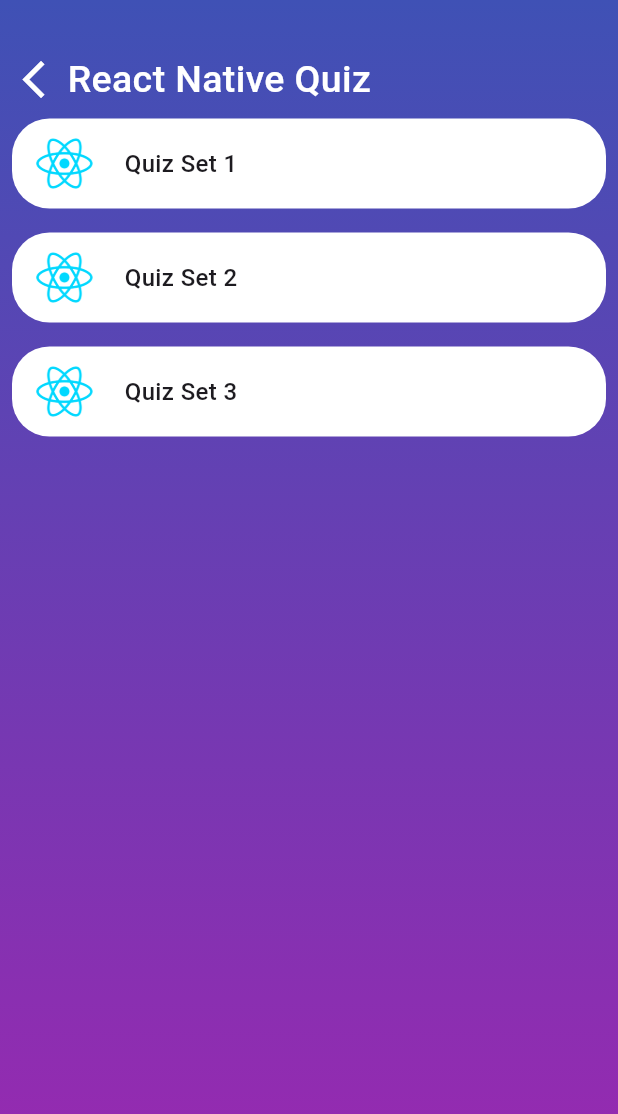
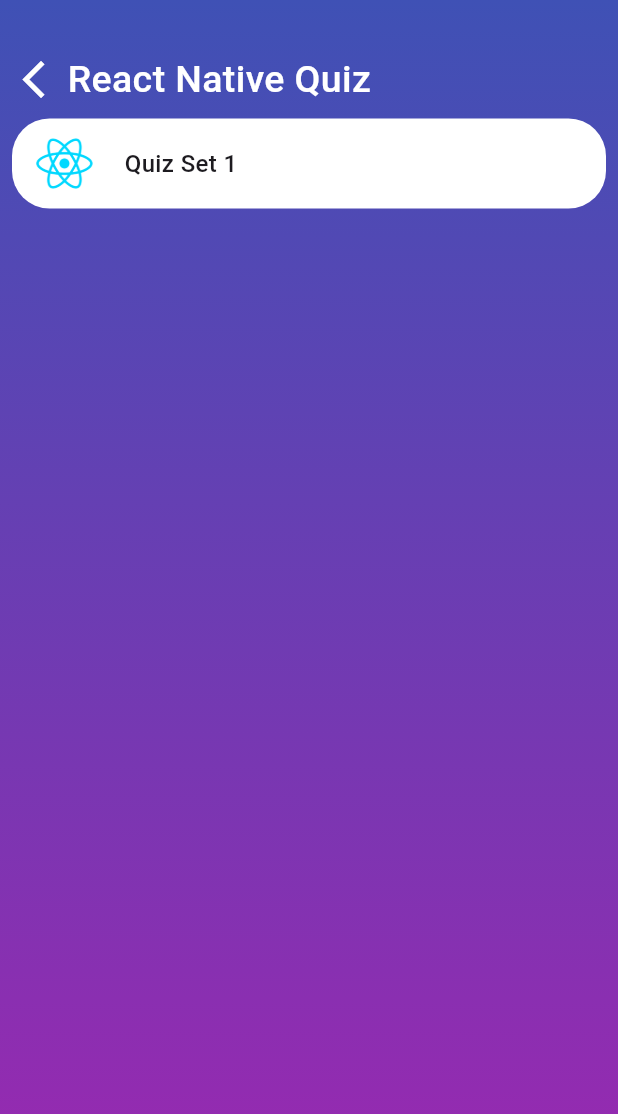
Before and after one commit to Dev-Joyson/QuizApp-Flutter, a Flutter app: the HomeScreen screen opened directly, after a tap on "React Native", on a phone screen of 412 x 824 dp. Shown: the top 1114 px of the screen. Run offline on Flutter 3.47's test engine with Material 3 defaults, Android fonts, the light colour scheme and no system bars.

Commit message:
change in quiz data set

```diff
--- a/lib/data/data.dart
+++ b/lib/data/data.dart
@@ -124,19 +124,46 @@
         QuizSet(
           name: 'Quiz Set 1',
           questions: [
-            // Add questions for Quiz Set 1 of React Native
-          ],
-        ),
-        QuizSet(
-          name: 'Quiz Set 2',
-          questions: [
-            // Add questions for Quiz Set 2 of React Native
-          ],
-        ),
-        QuizSet(
-          name: 'Quiz Set 3',
-          questions: [
-            // Add questions for Quiz Set 3 of React Native
+            Question('What is React Native?', [
+              'A framework for building mobile apps',
+              'A backend technology',
+              'A database',
+              'None of the above',
+            ], 0),
+            Question('Which language is primarily used in React Native?', [
+              'JavaScript',
+              'Dart',
+              'Swift',
+              'Kotlin',
+            ], 0),
+            Question('What is the purpose of JSX in React Native?', [
+              'To write UI components',
+              'To define database models',
+              'To manage state',
+              'None of the above',
+            ], 0),
+            Question(
+              'Which component is used for navigation in React Native?',
+              [
+                'React Navigation',
+                'NavigatorView',
+                'RouteManager',
+                'None of the above',
+              ],
+              0,
+            ),
+            Question('How do you handle state in React Native?', [
+              'Using useState hook or Redux',
+              'Using XML files',
+              'Using SQL queries',
+              'None of the above',
+            ], 0),
+            Question('What is the role of AsyncStorage in React Native?', [
+              'To store data persistently',
+              'To handle API calls',
+              'To manage UI components',
+              'None of the above',
+            ], 0),
           ],
         ),
       ],
@@ -148,24 +175,49 @@
         QuizSet(
           name: 'Quiz Set 1',
           questions: [
-            // Add questions for Quiz Set 1 of Python
-          ],
-        ),
-        QuizSet(
-          name: 'Quiz Set 2',
-          questions: [
-            // Add questions for Quiz Set 2 of Python
-          ],
-        ),
-        QuizSet(
-          name: 'Quiz Set 3',
-          questions: [
-            // Add questions for Quiz Set 3 of Python
+            Question('What is Python?', [
+              'A programming language',
+              'A database',
+              'An operating system',
+              'None of the above',
+            ], 0),
+            Question('Which keyword is used to define a function in Python?', [
+              'def',
+              'function',
+              'define',
+              'fn',
+            ], 0),
+            Question('What is the purpose of the `self` keyword in Python?', [
+              'To reference the instance of a class',
+              'To define a function',
+              'To declare a variable',
+              'None of the above',
+            ], 0),
+            Question(
+              'Which data type is used to store multiple values in Python?',
+              ['List', 'Integer', 'Boolean', 'Char'],
+              0,
+            ),
+            Question(
+              'What is the purpose of the `range()` function in Python?',
+              [
+                'To generate a sequence of numbers',
+                'To define a list',
+                'To declare a variable',
+                'None of the above',
+              ],
+              0,
+            ),
+            Question('What is a lambda function in Python?', [
+              'An anonymous function',
+              'A built-in module',
+              'A data type',
+              'None of the above',
+            ], 0),
           ],
         ),
       ],
     ),
-    // Add more categories with quiz sets and questions
     Category(
       name: 'C#',
       image: 'assets/C#.png',
@@ -173,19 +225,42 @@
         QuizSet(
           name: 'Quiz Set 1',
           questions: [
-            // Add questions for Quiz Set 1 of Python
-          ],
-        ),
-        QuizSet(
-          name: 'Quiz Set 2',
-          questions: [
-            // Add questions for Quiz Set 2 of Python
-          ],
-        ),
-        QuizSet(
-          name: 'Quiz Set 3',
-          questions: [
-            // Add questions for Quiz Set 3 of Python
+            Question('What is C#?', [
+              'A programming language',
+              'A web framework',
+              'A database',
+              'None of the above',
+            ], 0),
+            Question('Which company developed C#?', [
+              'Microsoft',
+              'Google',
+              'Apple',
+              'Facebook',
+            ], 0),
+            Question('Which keyword is used to define a class in C#?', [
+              'class',
+              'define',
+              'cls',
+              'struct',
+            ], 0),
+            Question('What is the purpose of the `using` directive in C#?', [
+              'To import namespaces',
+              'To define a function',
+              'To declare a variable',
+              'None of the above',
+            ], 0),
+            Question('What is the default access modifier for a class in C#?', [
+              'Internal',
+              'Public',
+              'Private',
+              'Protected',
+            ], 0),
+            Question('What is the purpose of the `static` keyword in C#?', [
+              'To define a class member that belongs to the class itself',
+              'To define a dynamic variable',
+              'To declare an object',
+              'None of the above',
+            ], 0),
           ],
         ),
       ],
```
